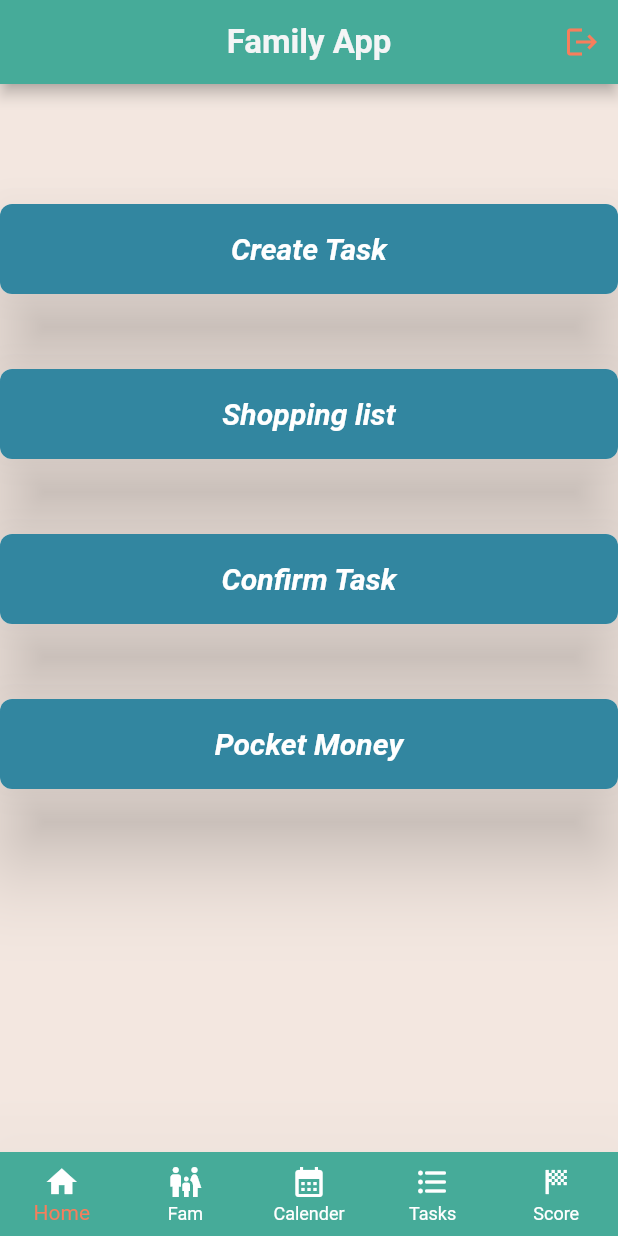
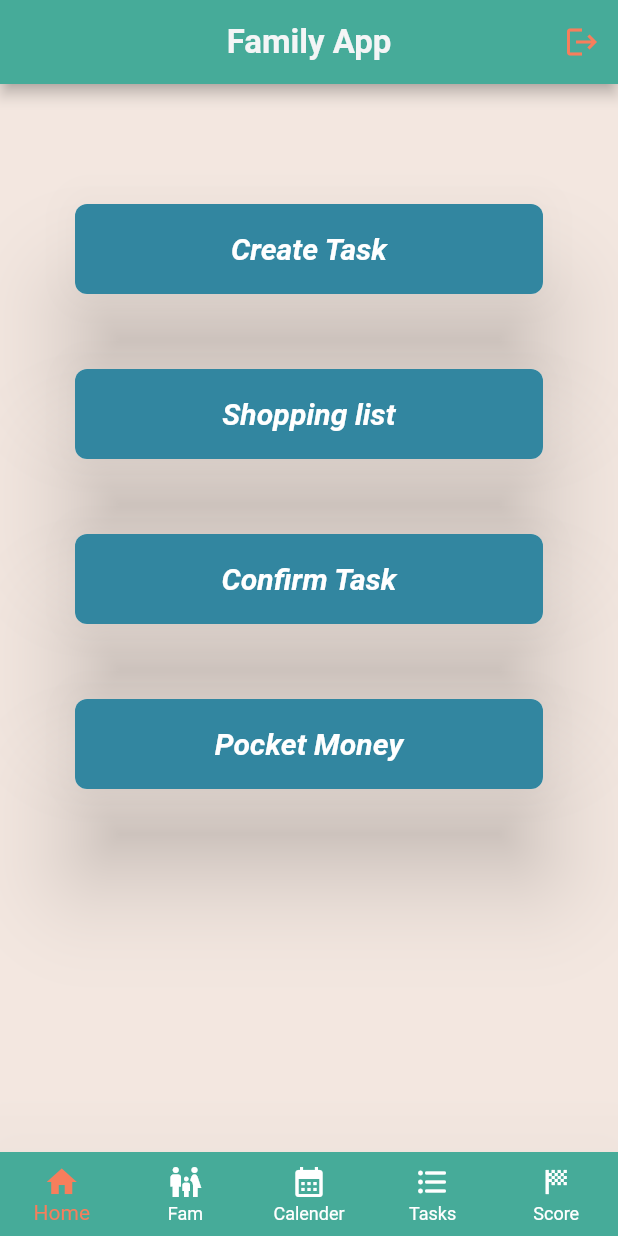
Before and after one commit to Bulut61/My-first-app, a Flutter app: the Home screen opened by its route, on a phone screen of 412 x 824 dp. Run offline on Flutter 3.47's test engine with Material 2 defaults, Android fonts, the phone set to English and light mode, and no system bars; our stand-ins replace auto_route, firebase_auth, firebase_core; accounts and stored records are empty; Roboto replaces fonts that are missing (Rubik).

Commit message:
pocket money page

```diff
--- a/lib/main.dart
+++ b/lib/main.dart
@@ -1,5 +1,5 @@
 import 'package:flutter/material.dart';
-import 'package:projekt/presentation/pages/homepage.dart';
+import 'package:projekt/presentation/pages/homePages/homepage.dart';
 import 'package:projekt/presentation/pages/sign_in_page.dart';
 import 'package:projekt/presentation/routes/app_router.gr.dart';
 import 'package:projekt/theme.dart';
--- a/lib/presentation/pages/home.dart
+++ b/lib/presentation/pages/home.dart
@@ -22,10 +22,6 @@ class Home extends StatelessWidget {
         return BottomNavigationBar(
           unselectedItemColor: Colors.white,
           selectedItemColor: themeData.iconTheme.color,
-          selectedIconTheme: IconThemeData(color: themeData.iconTheme.color),
-          //backgroundColor: Colors.amber,
-
-          //backgroundColor: themeData.appBarTheme.color,
           currentIndex: tabsRouter.activeIndex,
           onTap: tabsRouter.setActiveIndex,
           type: BottomNavigationBarType.fixed,
@@ -33,24 +29,24 @@ class Home extends StatelessWidget {
           elevation: 60,
           items: const [
             BottomNavigationBarItem(
-              icon: Icon(Icons.home, color: Colors.white),
+              icon: Icon(Icons.home),
               label: 'Home',
             ),
             BottomNavigationBarItem(
               backgroundColor: Colors.white,
-              icon: Icon(Icons.family_restroom, color: Colors.white),
+              icon: Icon(Icons.family_restroom),
               label: 'Fam',
             ),
             BottomNavigationBarItem(
-              icon: Icon(Icons.calendar_month, color: Colors.white),
+              icon: Icon(Icons.calendar_month),
               label: 'Calender',
             ),
             BottomNavigationBarItem(
-              icon: Icon(Icons.format_list_bulleted_rounded, color: Colors.white),
+              icon: Icon(Icons.format_list_bulleted_rounded),
               label: 'Tasks',
             ),
             BottomNavigationBarItem(
-              icon: Icon(Icons.sports_score, color: Colors.white),
+              icon: Icon(Icons.sports_score),
               label: 'Score',
             ),
           ],
--- a/lib/presentation/pages/homepage.dart
+++ b/lib/presentation/pages/homePages/homepage.dart
@@ -2,6 +2,9 @@ import 'package:auto_route/auto_route.dart';
 import 'package:flutter/material.dart';
 import 'package:flutter/src/widgets/container.dart';
 import 'package:flutter/src/widgets/framework.dart';
+import 'package:projekt/presentation/pages/homePages/confirm_task_page.dart';
+import 'package:projekt/presentation/pages/homePages/pocket_money_page.dart';
+import 'package:projekt/presentation/pages/homePages/shopping_list_page.dart';
 import 'package:projekt/presentation/routes/app_router.gr.dart';
 import 'package:projekt/presentation/widgets/custom_button.dart';
 
@@ -42,41 +45,40 @@ class _HomepageState extends State<Homepage> {
               text: "Create Task",
               buttonColor: themeData.colorScheme.primary),
           SizedBox(height: 50),
-          CustomButton(onPressed: () {}, text: "Shopping list", buttonColor: themeData.colorScheme.primary),
+          CustomButton(
+              onPressed: () {
+                Navigator.push(
+                    context,
+                    MaterialPageRoute<void>(
+                      builder: (BuildContext context) => const ShoppingListPage(),
+                    ));
+              },
+              text: "Shopping list",
+              buttonColor: themeData.colorScheme.primary),
           SizedBox(height: 50),
-          CustomButton(onPressed: () {}, text: "Confirm Task", buttonColor: themeData.colorScheme.primary),
+          CustomButton(
+              onPressed: () {
+                Navigator.push(
+                    context,
+                    MaterialPageRoute<void>(
+                      builder: (BuildContext context) => const ConfirmTaskPage(),
+                    ));
+              },
+              text: "Confirm Task",
+              buttonColor: themeData.colorScheme.primary),
           SizedBox(height: 50),
-          CustomButton(onPressed: () {}, text: "Pocket Money", buttonColor: themeData.colorScheme.primary),
+          CustomButton(
+              onPressed: () {
+                Navigator.push(
+                    context,
+                    MaterialPageRoute<void>(
+                      builder: (BuildContext context) => const PocketMoneyPage(),
+                    ));
+              },
+              text: "Pocket Money",
+              buttonColor: themeData.colorScheme.primary),
         ],
       ),
-      /*bottomNavigationBar: BottomNavigationBar(
-        unselectedItemColor: Colors.grey,
-        selectedItemColor: Colors.white,
-        type: BottomNavigationBarType.fixed,
-        backgroundColor: themeData.appBarTheme.color,
-        items: <BottomNavigationBarItem>[
-          BottomNavigationBarItem(
-            icon: Icon(Icons.home, color: themeData.bottomAppBarColor),
-            label: 'Home',
-          ),
-          BottomNavigationBarItem(
-            icon: Icon(Icons.family_restroom, color: themeData.bottomAppBarColor),
-            label: 'Fam',
-          ),
-          BottomNavigationBarItem(
-            icon: Icon(Icons.calendar_month, color: themeData.bottomAppBarColor),
-            label: 'Calender',
-          ),
-          BottomNavigationBarItem(
-            icon: Icon(Icons.format_list_bulleted_rounded, color: themeData.bottomAppBarColor),
-            label: 'Tasks',
-          ),
-          BottomNavigationBarItem(
-            icon: Icon(Icons.sports_score, color: themeData.bottomAppBarColor),
-            label: 'Score',
-          ),
-        ],
-      ),*/
     );
   }
 }
--- a/lib/presentation/pages/task_page.dart
+++ b/lib/presentation/pages/homePages/task_page.dart
@@ -2,7 +2,7 @@ import 'package:flutter/material.dart';
 import 'package:flutter/src/widgets/container.dart';
 import 'package:flutter/src/widgets/framework.dart';
 
-import '../widgets/custom_button.dart';
+import '../../widgets/custom_button.dart';
 
 class TaskPage extends StatefulWidget {
   const TaskPage({super.key});
--- a/lib/presentation/widgets/custom_button.dart
+++ b/lib/presentation/widgets/custom_button.dart
@@ -10,10 +10,12 @@ class CustomButton extends StatelessWidget {
 
   @override
   Widget build(BuildContext context) {
-    return InkWell(
+    return Padding(
+      padding: const EdgeInsets.symmetric(horizontal: 50),
+      child: InkWell(
         onTap: () => onPressed(),
         child: Material(
-        elevation: 26,
+          elevation: 30,
           borderRadius: BorderRadius.circular(8),
           child: Container(
             height: 60,
@@ -27,6 +29,7 @@ class CustomButton extends StatelessWidget {
             ),
           ),
         ),
+      ),
     );
   }
 }
--- a/lib/services/auth.dart
+++ b/lib/services/auth.dart
@@ -4,7 +4,7 @@ class AuthService {
   final FirebaseAuth _auth = FirebaseAuth.instance;
 
   // sign in anon
-  /*
+
   Future signInAnon() async {
     try {
       UserCredential credential = await _auth.signInAnonymously();
@@ -15,7 +15,7 @@ class AuthService {
       return null;
     }
   }
-  */
+
   //sign in with email with password
 
   //register with email and password
--- a/lib/theme.dart
+++ b/lib/theme.dart
@@ -50,8 +50,12 @@ class AppTheme {
       bottomAppBarColor: _lightTextColorPrimary,
       bottomAppBarTheme: BottomAppBarTheme(color: _appbarColorLight),
       bottomNavigationBarTheme: BottomNavigationBarThemeData(
-        backgroundColor: _appbarColorLight,
-      ),
+          unselectedItemColor: Colors.white,
+          backgroundColor: _appbarColorLight,
+          selectedItemColor: _iconColor,
+          selectedIconTheme: IconThemeData(
+            color: _iconColor,
+          )),
       colorScheme: ColorScheme.light(
         primary: _lightPrimaryColor,
         onPrimary: _lightOnPrimaryColor,
--- a/pubspec.yaml
+++ b/pubspec.yaml
@@ -29,7 +29,7 @@ environment:
 # the latest version available on pub.dev. To see which dependencies have newer
 # versions available, run `flutter pub outdated`.
 dependencies:
-  auto_route: ^5.0.1
+  auto_route: ^5.0.2
   cupertino_icons: ^1.0.2
   firebase_auth: ^3.11.2
   firebase_core: ^1.24.0
@@ -41,8 +41,8 @@ dev_dependencies:
   flutter_lints: ^2.0.0
   flutter_test:
     sdk: flutter
-  auto_route_generator: ^5.0.2
-  build_runner: ^2.2.1
+  auto_route_generator: ^5.0.3
+  build_runner: ^2.3.0
 
 # For information on the generic Dart part of this file, see the
 # following page: https://dart.dev/tools/pub/pubspec
```
Also changed, not shown: lib/presentation/pages/homePages/confirm_task_page.dart (added, +26 -0 lines), lib/presentation/pages/homePages/pocket_money_page.dart (added, +96 -0 lines), lib/presentation/pages/homePages/shopping_list_page.dart (added, +77 -0 lines), lib/presentation/pages/sign_in_page.dart (+11 -3 lines), lib/presentation/routes/app_router.dart (+7 -2 lines), lib/presentation/routes/app_router.gr.dart, pubspec.lock. Lines whose indentation alone changed are shown as unchanged.
